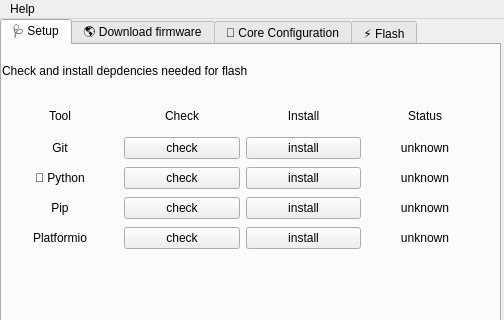
The window that src/main.ui (One-Green/iot-flash-config-tool) describes before a commit, drawn with Qt 5; both pictures show x 0 to 504 and y 0 to 320 of the 504 by 506 pixel window.
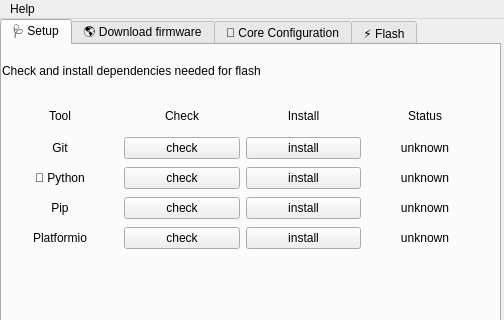
The same window after the commit. The open tabs and pages were chosen to show the change.

Commit message: feat(project): add flash handler

Patch:
```diff
--- a/src/main.ui
+++ b/src/main.ui
@@ -43,7 +43,7 @@
        <item>
         <widget class="QLabel" name="label">
          <property name="text">
-          <string>Check and install depdencies needed for flash</string>
+          <string>Check and install dependencies needed for flash</string>
          </property>
         </widget>
        </item>
```
The commit also changes 3 other files.
